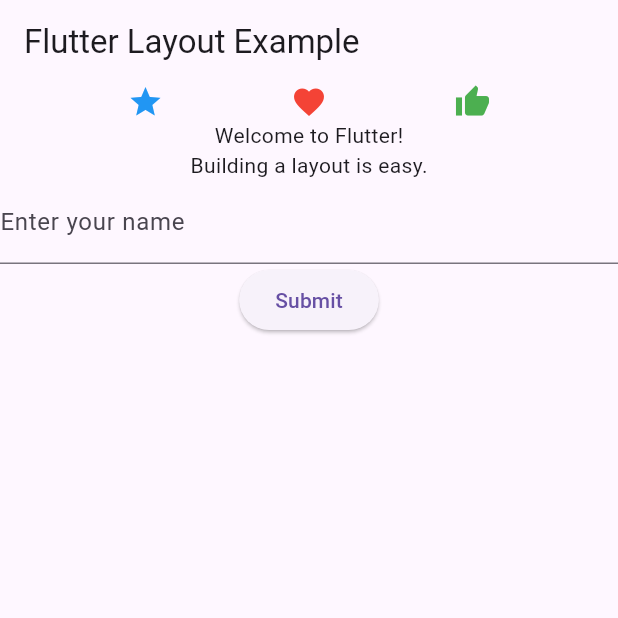
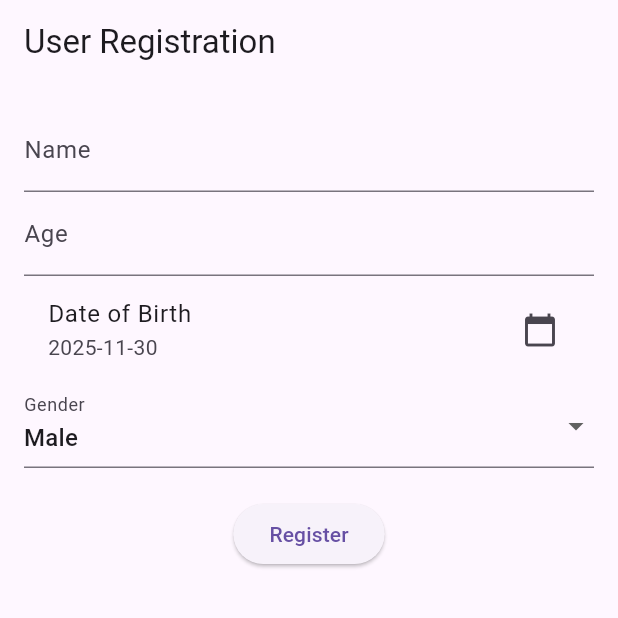
Before and after one commit to SeaniOS/iOSSeniorDeveloper, a Flutter app: the screen it shows after launch, on a phone screen of 412 x 824 dp, the top half of it. Run offline on Flutter 3.47's test engine with Material 3 defaults, Android fonts, the phone set to English and light mode, and no system bars; our stand-ins replace logger.

Commit message:
#flutter: Navigator & ModalRoute userData

```diff
--- a/learning_flutter/lib/MyApp.dart
+++ b/learning_flutter/lib/MyApp1/MyApp1.dart
@@ -1,8 +1,8 @@
 import 'package:flutter/material.dart';
 import 'MyForm.dart';
 
-class MyApp extends StatelessWidget {
-  const MyApp({super.key});
+class MyApp1 extends StatelessWidget {
+  const MyApp1({super.key});
 
   @override
   /// The context parameter provides information about the location of this widget in the widget tree.
--- a/learning_flutter/lib/MyForm.dart
+++ b/learning_flutter/lib/MyApp1/MyForm.dart
@@ -1,6 +1,6 @@
 import 'package:flutter/material.dart';
 import 'package:logger/logger.dart'; // Import the logger package
-import 'package:learning_flutter_coursera/Alert.dart';
+import 'package:learning_flutter_coursera/MyApp1/Alert.dart';
 
 class MyForm extends StatefulWidget {
   @override
--- /dev/null
+++ b/learning_flutter/lib/MyApp2/HomeScreen.dart
@@ -0,0 +1,107 @@
+import 'package:flutter/material.dart';
+
+class HomeScreen extends StatefulWidget {
+  const HomeScreen({super.key});
+
+  @override
+  _HomeScreenState createState() => _HomeScreenState();
+}
+
+class _HomeScreenState extends State<HomeScreen> {
+  final _formKey = GlobalKey<FormState>();
+  final TextEditingController _nameController = TextEditingController();
+  final TextEditingController _ageController = TextEditingController();
+  DateTime _selectedDate = DateTime.now();
+  String _selectedGender = 'Male';
+
+  @override
+  Widget build(BuildContext context) {
+    return Scaffold(
+      appBar: AppBar(title: const Text('User Registration')),
+      body: Padding(
+        padding: const EdgeInsets.all(16.0),
+        child: Form(
+          key: _formKey,
+          child: Column(
+            children: [
+              TextFormField(
+                controller: _nameController,
+                decoration: const InputDecoration(labelText: 'Name'),
+                validator: (value) {
+                  if (value == null || value.isEmpty) {
+                    return 'Please enter your name';
+                  }
+                  return null;
+                },
+              ),
+              TextFormField(
+                controller: _ageController,
+                decoration: const InputDecoration(labelText: 'Age'),
+                keyboardType: TextInputType.number,
+                validator: (value) {
+                  if (value == null || value.isEmpty) {
+                    return 'Please enter your age';
+                  }
+                  return null;
+                },
+              ),
+              ListTile(
+                title: const Text('Date of Birth'),
+                subtitle: Text('${_selectedDate.toLocal()}'.split(' ')[0]),
+                trailing: const Icon(Icons.calendar_today),
+                onTap: () async {
+                  final DateTime? picked = await showDatePicker(
+                    context: context,
+                    initialDate: _selectedDate,
+                    firstDate: DateTime(1900),
+                    lastDate: DateTime.now(),
+                  );
+                  if (picked != null && picked != _selectedDate) {
+                    setState(() {
+                      _selectedDate = picked;
+                    });
+                  }
+                },
+              ),
+              DropdownButtonFormField<String>(
+                value: _selectedGender,
+                decoration: const InputDecoration(labelText: 'Gender'),
+                items: ['Male', 'Female', 'Other']
+                    .map(
+                      (String value) => DropdownMenuItem<String>(
+                        value: value,
+                        child: Text(value),
+                      ),
+                    )
+                    .toList(),
+                onChanged: (String? newValue) {
+                  setState(() {
+                    _selectedGender = newValue!;
+                  });
+                },
+              ),
+              const SizedBox(height: 20),
+              ElevatedButton(
+                onPressed: () {
+                  if (_formKey.currentState!.validate()) {
+                    Navigator.pushNamed(
+                      context,
+                      '/second',
+                      arguments: {
+                        'name': _nameController.text,
+                        'age': _ageController.text,
+                        'dateOfBirth': _selectedDate,
+                        'gender': _selectedGender,
+                      },
+                    );
+                  }
+                },
+                child: const Text('Register'),
+              ),
+            ],
+          ),
+        ),
+      ),
+    );
+  }
+}
--- /dev/null
+++ b/learning_flutter/lib/MyApp2/MyApp2.dart
@@ -0,0 +1,19 @@
+import 'package:flutter/material.dart';
+import 'HomeScreen.dart';
+import 'second_screen.dart'; // Import the new file
+
+class MyApp2 extends StatelessWidget {
+  const MyApp2({super.key});
+
+  @override
+  Widget build(BuildContext context) {
+    return MaterialApp(
+      title: 'Flutter Navigation Lab',
+      initialRoute: '/',
+      routes: {
+        '/': (context) => const HomeScreen(),
+        '/second': (context) => const SecondScreen(),
+      },
+    );
+  }
+}
--- a/learning_flutter/lib/main.dart
+++ b/learning_flutter/lib/main.dart
@@ -7,7 +7,8 @@
 import 'package:path/path.dart' as p;
 import 'custom.dart';
 import 'complex_debug.dart';
-import './MyApp.dart';
+import 'MyApp1/MyApp1.dart';
+import 'MyApp2/MyApp2.dart';
 
 class Person {
   String name;
@@ -25,7 +26,8 @@
   game.start();*/
 
   // runApp(const GeneratedMyApp());
-  runApp(const MyApp());
+  // runApp(const MyApp1());
+  runApp(const MyApp2());
 }
 
 void labLibrariesInDart() async {
```
Also changed, not shown: learning_flutter/lib/MyApp2/second_screen.dart (added, +29 -0 lines), learning_flutter/lib/MyApp1/Alert.dart (renamed from learning_flutter/lib/Alert.dart).
